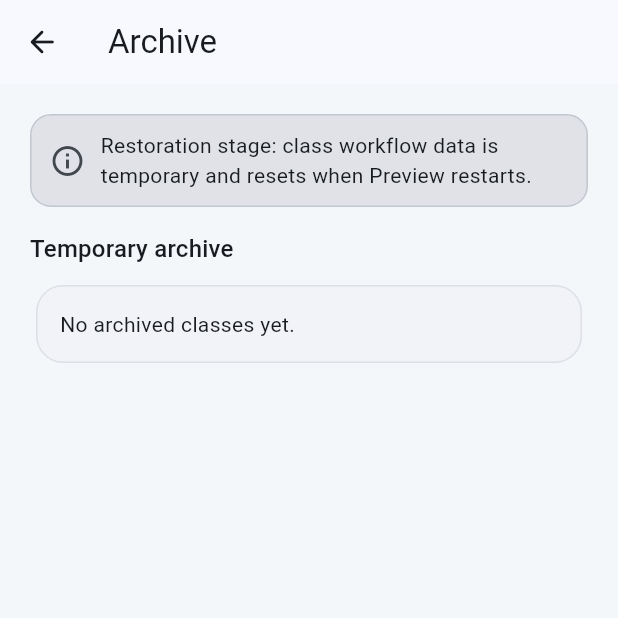
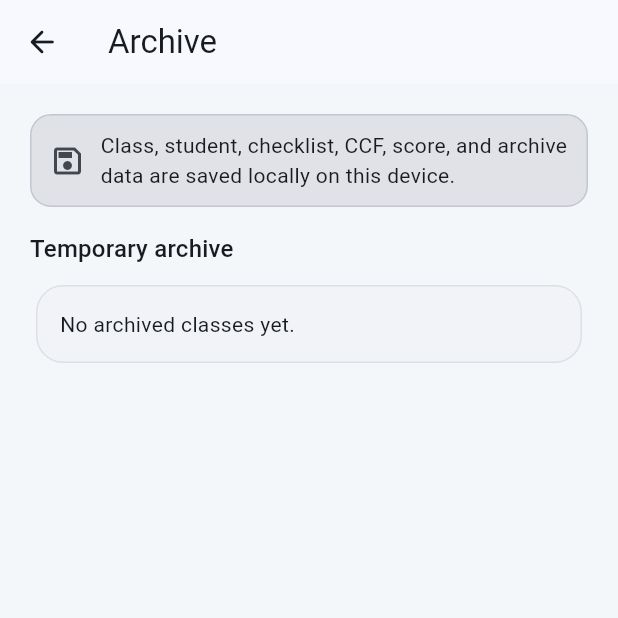
Before and after one commit to EMSCodeSim/CPRFlow, a Flutter app: the ArchiveScreen screen opened by its route, on a phone screen of 412 x 824 dp, the top half of it. Run offline on Flutter 3.47's test engine with Material 3 defaults, Android fonts, the phone set to English and light mode, and no system bars; our stand-ins replace go_router, shared_preferences; accounts and stored records are empty.

Commit message:
Update local-save status banner

```diff
--- a/lib/screens/widgets/temporary_data_banner.dart
+++ b/lib/screens/widgets/temporary_data_banner.dart
@@ -15,11 +15,11 @@ class TemporaryDataBanner extends StatelessWidget {
       ),
       child: Row(
         children: [
-          Icon(Icons.info_outline, color: cs.onSurfaceVariant),
+          Icon(Icons.save_outlined, color: cs.onSurfaceVariant),
           const SizedBox(width: 10),
           const Expanded(
             child: Text(
-              'Restoration stage: class workflow data is temporary and resets when Preview restarts.',
+              'Class, student, checklist, CCF, score, and archive data are saved locally on this device.',
             ),
           ),
         ],
```
